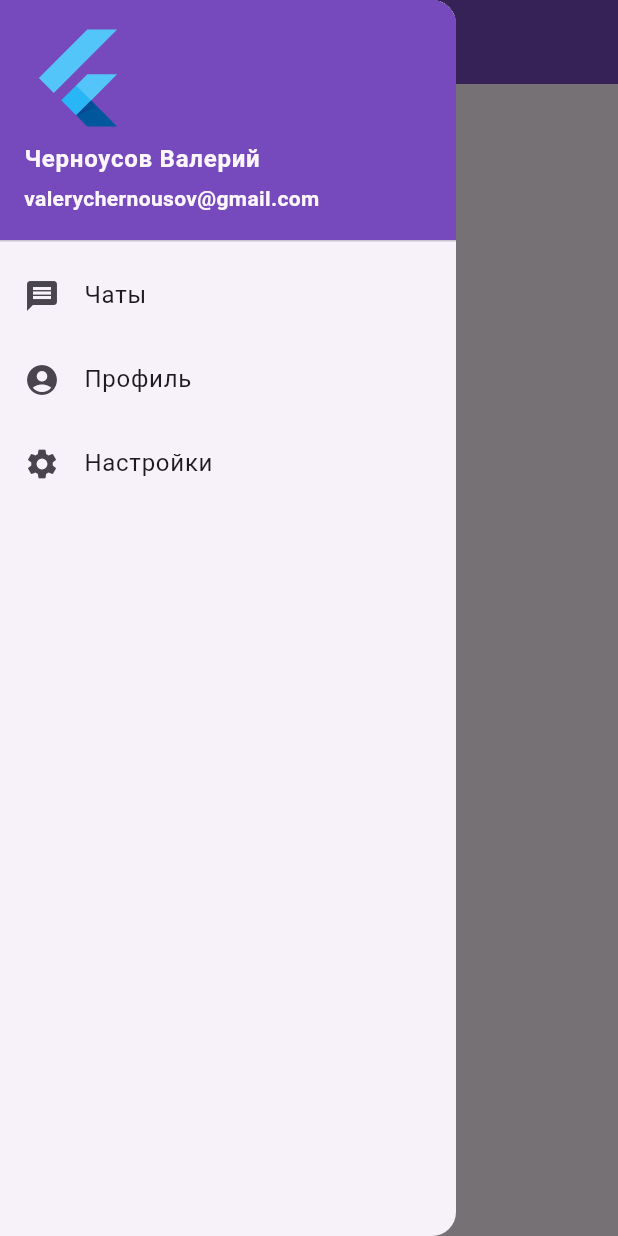
After one commit to ValereyCHernousov/space-ru, a Flutter app: the DrawerMenu screen opened directly, in the side drawer, after a tap on "Чаты", on a phone screen of 412 x 824 dp. The commit adds this screen. Run offline on Flutter 3.47's test engine with Material 3 defaults, Android fonts, the phone set to English and light mode, and no system bars; our stand-ins replace bloc, equatable, flutter_bloc, formz; accounts and stored records are empty.

Commit message:
Добавил drawer menu

```diff
--- /dev/null
+++ b/space_ru/lib/home/drawer/menu_bar.dart
@@ -0,0 +1,76 @@
+import 'package:flutter/material.dart';
+
+class DrawerMenu extends StatefulWidget {
+  const DrawerMenu({super.key});
+
+  @override
+  State<DrawerMenu> createState() => _DrawerMenuState();
+}
+
+class _DrawerMenuState extends State<DrawerMenu> {
+  String selectedPage = '';
+
+  @override
+  Widget build(BuildContext context) {
+    return Scaffold(
+      appBar: AppBar(
+        title: const Text('Drawer Example'),
+        backgroundColor: Color(0xff764abc),
+      ),
+      drawer: Drawer(
+        child: ListView(
+          padding: EdgeInsets.zero,
+          children: <Widget>[
+            const UserAccountsDrawerHeader(
+              // <-- SEE HERE
+              decoration: BoxDecoration(color: const Color(0xff764abc)),
+              accountName: Text(
+                "Черноусов Валерий",
+                style: TextStyle(
+                  fontWeight: FontWeight.bold,
+                ),
+              ),
+              accountEmail: Text(
+                "valerychernousov@gmail.com",
+                style: TextStyle(
+                  fontWeight: FontWeight.bold,
+                ),
+              ),
+              currentAccountPicture: FlutterLogo(),
+            ),
+            ListTile(
+              leading: const Icon(Icons.message),
+              title: const Text('Чаты'),
+              onTap: () {
+                setState(() {
+                  selectedPage = 'Чаты';
+                });
+              },
+            ),
+            ListTile(
+              leading: const Icon(Icons.account_circle),
+              title: const Text('Профиль'),
+              onTap: () {
+                setState(() {
+                  selectedPage = 'Профиль';
+                });
+              },
+            ),
+            ListTile(
+              leading: const Icon(Icons.settings),
+              title: const Text('Настройки'),
+              onTap: () {
+                setState(() {
+                  selectedPage = 'Настройки';
+                });
+              },
+            ),
+          ],
+        ),
+      ),
+      body: Center(
+        child: Text('Page: $selectedPage'),
+      ),
+    );
+  }
+}
--- a/space_ru/lib/home/view/home_page.dart
+++ b/space_ru/lib/home/view/home_page.dart
@@ -1,6 +1,7 @@
 import 'package:flutter/material.dart';
 import 'package:flutter_bloc/flutter_bloc.dart';
 import 'package:space_ru/authentication/bloc/authentication_bloc.dart';
+import 'package:space_ru/home/drawer/menu_bar.dart';
 
 class HomePage extends StatelessWidget {
   const HomePage({super.key});
@@ -11,13 +12,9 @@ class HomePage extends StatelessWidget {
 
   @override
   Widget build(BuildContext context) {
-    return const Scaffold(
-      body: Center(
-        child: Column(
-          mainAxisSize: MainAxisSize.min,
-          children: [_UserId(), _LogoutButton()],
-        ),
-      ),
+    return MaterialApp(
+      theme: ThemeData(useMaterial3: true),
+      home: const DrawerMenu(),
     );
   }
 }
```
